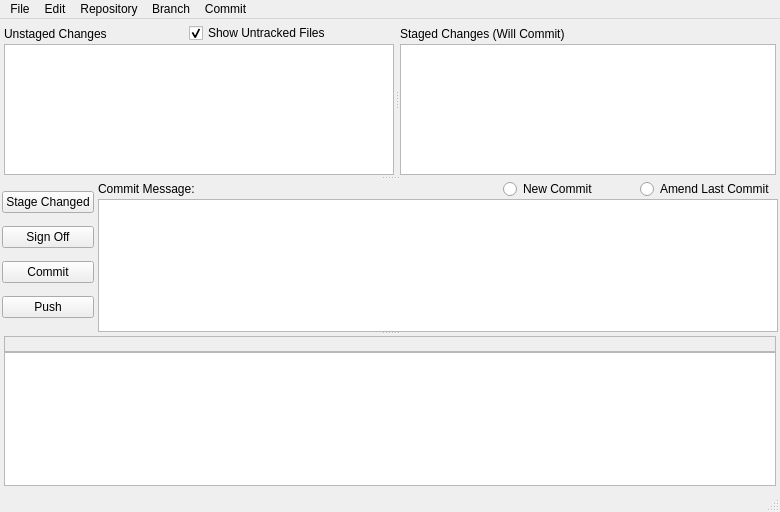
Qt form ui/Window.ui (git-cola/git-cola) before a commit.
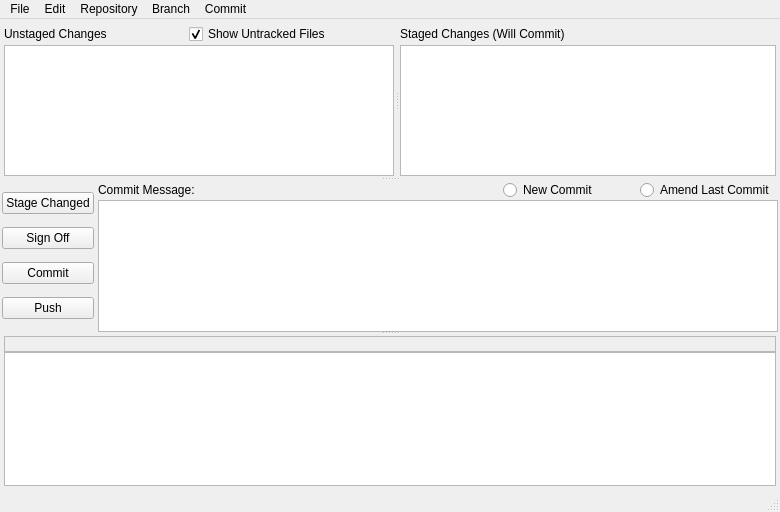
The same form after that commit.

Commit message:
Keep the staged/unstaged lists vertically aligned
Signed-off by: David Aguilar <davvid@gmail.com>

The edit to the form file:
```diff
--- a/ui/Window.ui
+++ b/ui/Window.ui
@@ -83,7 +83,7 @@
               <property name="sizeHint" >
                <size>
                 <width>20</width>
-                <height>21</height>
+                <height>22</height>
                </size>
               </property>
              </spacer>
@@ -156,7 +156,7 @@
               <property name="sizeHint" >
                <size>
                 <width>20</width>
-                <height>21</height>
+                <height>22</height>
                </size>
               </property>
              </spacer>
```
